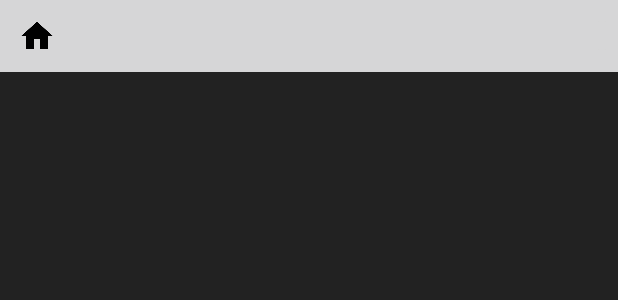
After one commit to sharukhhasan/Crutch, an Android app: the layout drawer_list_item.xml on its own in the app's theme, with its tools: preview values and no code run, on a phone screen of 412 x 824 dp. The commit adds this screen. Shown: the top 300 px of the screen. Run offline under Robolectric (Android 15) with nearby library versions, the phone set to English and light mode, and no system bars; network calls fail.

Commit message:
updating layouts

```diff
--- /dev/null
+++ b/app/src/main/res/layout/drawer_list_item.xml
@@ -0,0 +1,38 @@
+<?xml version="1.0" encoding="utf-8"?>
+<RelativeLayout xmlns:android="http://schemas.android.com/apk/res/android"
+    android:layout_width="match_parent"
+    android:layout_height="48dp"
+    android:background="@drawable/list_selector">
+
+    <ImageView
+        android:id="@+id/icon"
+        android:layout_width="25dp"
+        android:layout_height="wrap_content"
+        android:layout_alignParentLeft="true"
+        android:layout_marginLeft="12dp"
+        android:layout_marginRight="12dp"
+        android:contentDescription="@string/desc_list_item_icon"
+        android:src="@drawable/ic_home"
+        android:layout_centerVertical="true" />
+
+    <TextView
+        android:id="@+id/title"
+        android:layout_width="wrap_content"
+        android:layout_height="match_parent"
+        android:layout_toRightOf="@id/icon"
+        android:minHeight="?android:attr/listPreferredItemHeightSmall"
+        android:textAppearance="?android:attr/textAppearanceListItemSmall"
+        android:textColor="@color/list_item_title"
+        android:gravity="center_vertical"
+        android:paddingRight="40dp"/>
+
+    <TextView android:id="@+id/counter"
+        android:layout_width="wrap_content"
+        android:layout_height="wrap_content"
+        android:background="@drawable/counter_bg"
+        android:layout_alignParentRight="true"
+        android:layout_centerVertical="true"
+        android:layout_marginRight="8dp"
+        android:textColor="@color/counter_text_color"/>
+
+</RelativeLayout>
--- /dev/null
+++ b/app/src/main/res/layout/fragment_course.xml
@@ -0,0 +1,6 @@
+<?xml version="1.0" encoding="utf-8"?>
+<LinearLayout xmlns:android="http://schemas.android.com/apk/res/android"
+    android:orientation="vertical" android:layout_width="match_parent"
+    android:layout_height="match_parent">
+
+</LinearLayout>
```
Also changed, not shown: app/src/main/res/layout/activity_home.xml (+13 -27 lines), app/src/main/res/layout/activity_login.xml (+24 -30 lines), app/src/main/res/layout/fragment_main.xml (added, +22 -0 lines), app/src/main/res/layout/nav_header.xml (added, +18 -0 lines), app/src/main/res/layout/toolbar.xml (added, +18 -0 lines).
